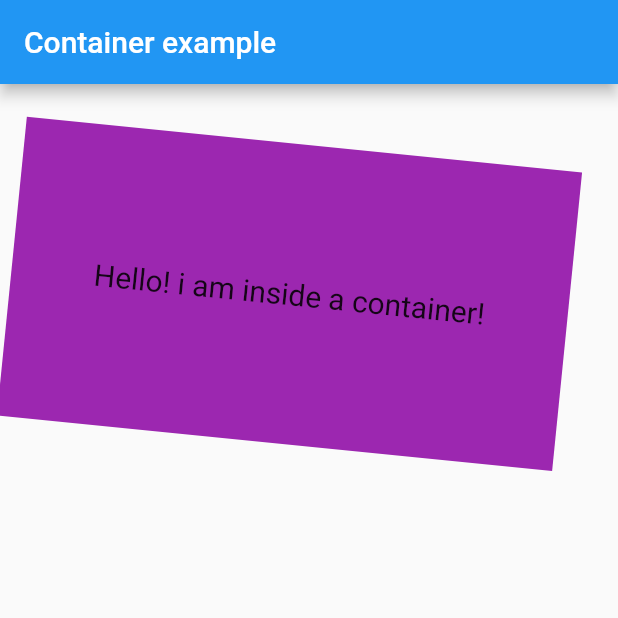
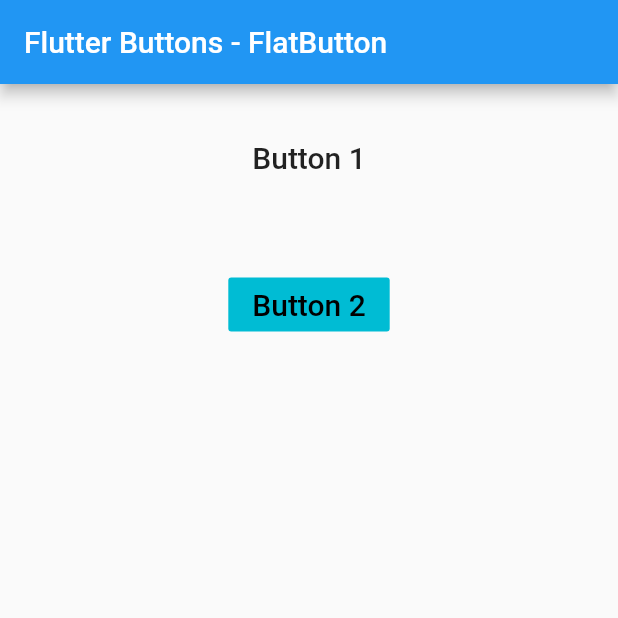
Before and after one commit to ashishvartak/expt2, a Flutter app: the screen it shows after launch, on a phone screen of 412 x 824 dp, the top half of it. Run offline on Flutter 3.47's test engine with Material 2 defaults, Android fonts, the phone set to English and light mode, and no system bars.

Commit message:
ButtonFlat

```diff
--- a/expt2/lib/main.dart
+++ b/expt2/lib/main.dart
@@ -1,28 +1,48 @@
 import 'package:flutter/material.dart';
 
-//This Example is for demonstrating transform property of Container
-void main() => runApp(MyApp());
+//This example explains FlatButten Widget
+void main() {
+  runApp(MyApp());
+}
 
-class MyApp extends StatelessWidget {
+class MyApp extends StatefulWidget {
+  @override
+  _MyAppState createState() => _MyAppState();
+}
+
+class _MyAppState extends State<MyApp> {
   @override
   Widget build(BuildContext context) {
     return MaterialApp(
       home: Scaffold(
-        appBar: AppBar(
-          title: Text("Container example"),
-        ),
-        body: Container(
-          height: 200,
-          width: double.infinity,
-          color: Colors.purple,
-          alignment: Alignment.center,
-          margin: EdgeInsets.all(20),
-          padding: EdgeInsets.all(30),
-          transform: Matrix4.rotationZ(0.1),
-          child: Text("Hello! i am inside a container!",
-              style: TextStyle(fontSize: 20)),
-        ),
-      ),
+          appBar: AppBar(
+            title: Text('Flutter Buttons - FlatButton'),
+          ),
+          body: Center(
+              child: Column(children: <Widget>[
+            Container(
+              margin: EdgeInsets.all(25),
+              child: FlatButton(
+                child: Text(
+                  'Button 1',
+                  style: TextStyle(fontSize: 20.0),
+                ),
+                onPressed: () {},
+              ),
+            ),
+            Container(
+              margin: EdgeInsets.all(25),
+              child: FlatButton(
+                child: Text(
+                  'Button 2',
+                  style: TextStyle(fontSize: 20.0),
+                ),
+                color: Colors.cyan,
+                textColor: Colors.black,
+                onPressed: () {},
+              ),
+            ),
+          ]))),
     );
   }
 }
```
